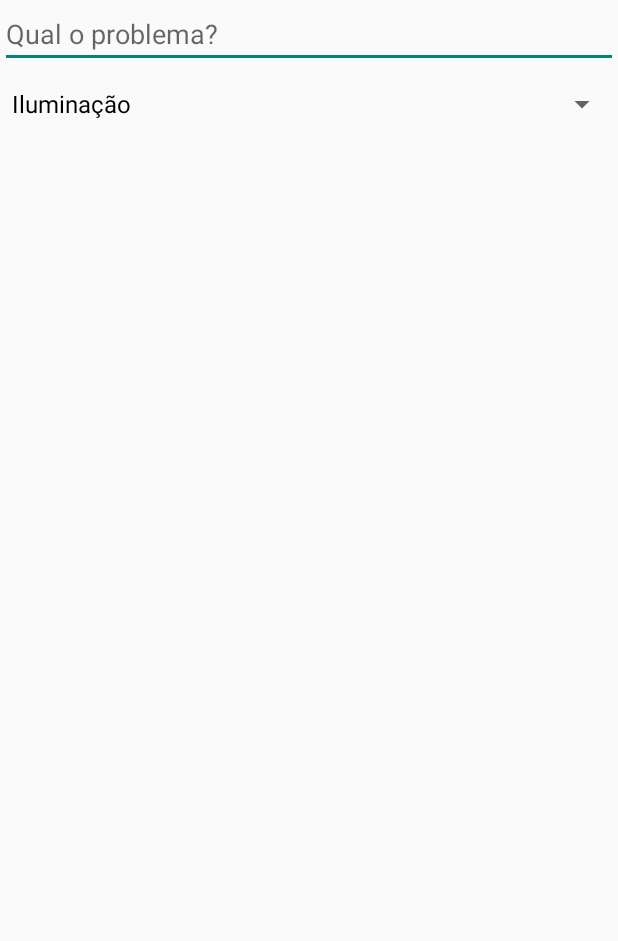
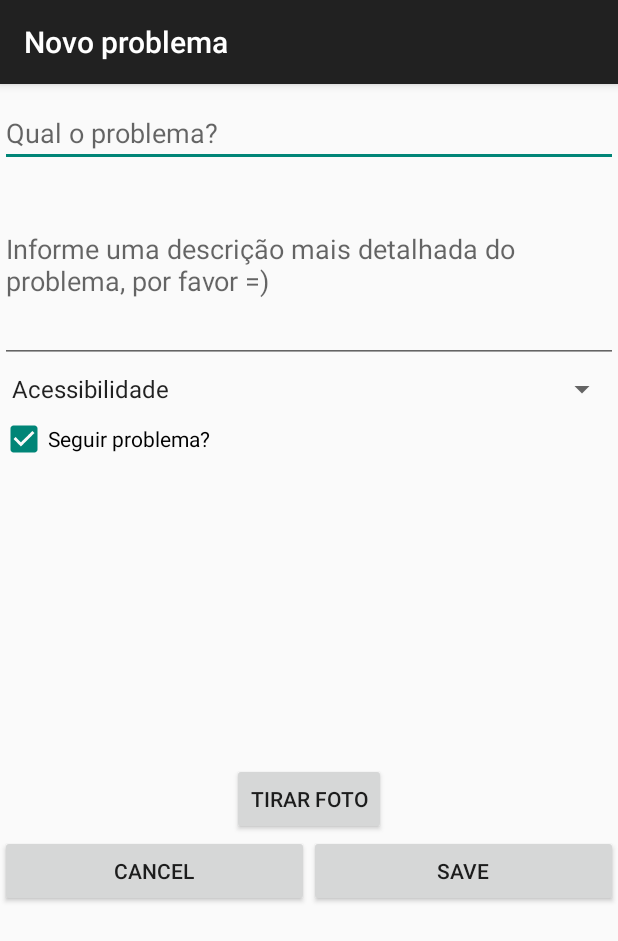
Before and after one commit to henriquedsg89/Crosig, an Android app: the NewProblem screen opened directly, with no data from a screen before it, on a phone screen of 412 x 824 dp. Shown: the top 941 px of the screen. Run offline under Robolectric (Android 15) with nearby library versions, the phone set to English and light mode, and no system bars.

Commit message:
Create new problem activity. Add desc, follow and photo.

```diff
--- a/app/src/main/java/com/gh/crosig/NavigationDrawerFragment.java
+++ b/app/src/main/java/com/gh/crosig/NavigationDrawerFragment.java
@@ -203,10 +203,10 @@ public class NavigationDrawerFragment extends Fragment {
             return true;
         }
 
-        if (item.getItemId() == R.id.action_example) {
+        /*if (item.getItemId() == R.id.action_example) {
             Toast.makeText(getActivity(), "Example action.", Toast.LENGTH_SHORT).show();
             return true;
-        }
+        }*/
 
         return super.onOptionsItemSelected(item);
     }
--- a/app/src/main/java/com/gh/crosig/NewProblem.java
+++ b/app/src/main/java/com/gh/crosig/NewProblem.java
@@ -1,30 +1,65 @@
 package com.gh.crosig;
 
-import android.app.Activity;
-import android.app.AlertDialog;
-import android.app.Dialog;
-import android.app.DialogFragment;
-import android.content.Context;
-import android.content.DialogInterface;
+import android.content.Intent;
+import android.graphics.Bitmap;
+import android.graphics.drawable.BitmapDrawable;
 import android.os.Bundle;
-import android.support.annotation.Nullable;
-import android.util.AttributeSet;
-import android.view.LayoutInflater;
+import android.provider.MediaStore;
+import android.support.v7.app.ActionBarActivity;
 import android.view.View;
-import android.widget.ArrayAdapter;
+import android.widget.CheckBox;
 import android.widget.EditText;
+import android.widget.ImageView;
 import android.widget.Spinner;
+import android.widget.Toast;
 
-public class NewProblem extends Activity {
+import com.gh.crosig.model.Problem;
+
+public class NewProblem extends ActionBarActivity {
+
+    private final int REQUEST_IMAGE_CAPTURE = 1;
+    private EditText problemName;
+    private EditText problemDesc;
+    private Spinner problemType;
+    private CheckBox problemFollow;
+    private ImageView mImageView;
+    private Bitmap imageBitmap;
 
     @Override
     protected void onCreate(Bundle savedInstanceState) {
         super.onCreate(savedInstanceState);
         setContentView(R.layout.new_problem);
-        Spinner spinner = (Spinner) findViewById(R.id.problem_type);
-        ArrayAdapter<CharSequence> adapter = ArrayAdapter.createFromResource(this,
-                R.array.problem_types, android.R.layout.simple_spinner_dropdown_item);
-        adapter.setDropDownViewResource(android.R.layout.simple_spinner_dropdown_item);
-        spinner.setAdapter(adapter);
+        mImageView = (ImageView) findViewById(R.id.problem_image);
+        problemName = (EditText) findViewById(R.id.problem_name);
+        problemDesc = (EditText) findViewById(R.id.problem_description);
+        problemType = (Spinner) findViewById(R.id.problem_type);
+        problemFollow = (CheckBox) findViewById(R.id.follow_problem);
+    }
+
+    public void takePicture(View view) {
+        Intent takePictureIntent = new Intent(MediaStore.ACTION_IMAGE_CAPTURE);
+        if (takePictureIntent.resolveActivity(getPackageManager()) != null) {
+            startActivityForResult(takePictureIntent, REQUEST_IMAGE_CAPTURE);
+        }
+    }
+
+    @Override
+    protected void onActivityResult(int requestCode, int resultCode, Intent data) {
+        if (requestCode == REQUEST_IMAGE_CAPTURE && resultCode == RESULT_OK) {
+            Bundle extras = data.getExtras();
+            imageBitmap = (Bitmap) extras.get("data");
+            mImageView.setImageBitmap(imageBitmap);
+        }
+    }
+
+    public void saveProblem(View view) {
+        Problem problem = new Problem(problemName.getText().toString(),
+                problemDesc.getText().toString(),
+                problemType.getSelectedItem().toString(),
+                imageBitmap,
+                getIntent().getDoubleExtra("long", 0d),
+                getIntent().getDoubleExtra("lat", 0d));
+        Toast.makeText(getApplicationContext(), String.format("Salvando...\n%s", problem.toString()),
+                Toast.LENGTH_LONG).show();
     }
 }
--- a/app/src/main/res/layout/fragment_main.xml
+++ b/app/src/main/res/layout/fragment_main.xml
@@ -1,4 +1,4 @@
-    <RelativeLayout xmlns:android="http://schemas.android.com/apk/res/android"
+<RelativeLayout xmlns:android="http://schemas.android.com/apk/res/android"
     xmlns:tools="http://schemas.android.com/tools" android:layout_width="match_parent"
     android:layout_height="match_parent" android:paddingLeft="@dimen/activity_horizontal_margin"
     android:paddingRight="@dimen/activity_horizontal_margin"
--- a/app/src/main/res/layout/new_problem.xml
+++ b/app/src/main/res/layout/new_problem.xml
@@ -1,22 +1,93 @@
-<LinearLayout xmlns:android="http://schemas.android.com/apk/res/android"
+<?xml version="1.0" encoding="utf-8"?>
+<ScrollView xmlns:android="http://schemas.android.com/apk/res/android"
     xmlns:tools="http://schemas.android.com/tools"
+    android:id="@+id/ScrollView01"
+    android:name="com.gh.crosig.NewProblem"
+    android:layout_width="fill_parent"
+    android:layout_height="fill_parent"
+    android:scrollbars="vertical"
+    tools:layout="@layout/new_problem">
+
+    <LinearLayout
         android:layout_width="match_parent"
         android:layout_height="fill_parent"
-    android:name="com.gh.crosig.NewProblem"
-    android:orientation="vertical"
-    tools:layout="@layout/new_problem"
-    >
+        android:orientation="vertical">
 
         <EditText
             android:id="@+id/problem_name"
             android:layout_width="fill_parent"
             android:layout_height="wrap_content"
-        android:hint="@string/problem_name" />
+            android:hint="@string/problem_name"
+            android:layout_marginTop="10dp" />
+
+        <EditText
+            android:id="@+id/problem_description"
+            android:layout_width="fill_parent"
+            android:layout_height="wrap_content"
+            android:hint="@string/problem_description"
+            android:inputType="textMultiLine"
+            android:lines="5" />
 
         <Spinner
             android:id="@+id/problem_type"
             android:layout_width="match_parent"
             android:layout_height="wrap_content"
-        android:spinnerMode="dropdown" />
+            android:entries="@array/problem_types"
+            android:prompt="@string/select_problem_type"
+            android:spinnerMode="dropdown"
+            android:layout_marginTop="5dp"
+            android:layout_marginBottom="5dp"/>
+
+        <CheckBox
+            android:id="@+id/follow_problem"
+            android:layout_width="fill_parent"
+            android:layout_height="wrap_content"
+            android:checked="true"
+            android:text="@string/follow_problem"/>
+
+        <LinearLayout
+            android:layout_width="fill_parent"
+            android:layout_height="match_parent"
+            android:layout_gravity="center"
+            android:gravity="center"
+            android:orientation="vertical">
+
+            <ImageView
+                android:id="@+id/problem_image"
+                android:layout_width="200dp"
+                android:layout_height="200dp"/>
+
+            <Button
+                android:layout_width="wrap_content"
+                android:layout_height="wrap_content"
+                android:onClick="takePicture"
+                android:text="@string/take_picture" />
+        </LinearLayout>
+
+        <LinearLayout
+            android:layout_width="fill_parent"
+            android:layout_height="match_parent"
+            android:layout_alignParentLeft="true"
+            android:layout_gravity="bottom"
+            android:baselineAligned="true"
+            android:gravity="bottom"
+            android:orientation="horizontal">
+
+            <Button
+                android:id="@+id/action_bar_button_cancel"
+                android:layout_width="fill_parent"
+                android:layout_height="match_parent"
+                android:layout_weight="1"
+                android:text="Cancel" />
+
+            <Button
+                android:id="@+id/action_bar_button_ok"
+                android:layout_width="fill_parent"
+                android:layout_height="match_parent"
+                android:layout_weight="1"
+                android:onClick="saveProblem"
+                android:text="Save" />
 
         </LinearLayout>
+    </LinearLayout>
+</ScrollView>
--- /dev/null
+++ b/app/src/main/res/layout/profile_picture.xml
@@ -0,0 +1,6 @@
+<?xml version="1.0" encoding="utf-8"?>
+<RelativeLayout xmlns:android="http://schemas.android.com/apk/res/android"
+
+    android:layout_width="match_parent" android:layout_height="match_parent">
+
+</RelativeLayout>
--- a/app/src/main/res/menu/menu_main.xml
+++ b/app/src/main/res/menu/menu_new_picture.xml
@@ -1,6 +1,6 @@
 <menu xmlns:android="http://schemas.android.com/apk/res/android"
     xmlns:app="http://schemas.android.com/apk/res-auto"
-    xmlns:tools="http://schemas.android.com/tools" tools:context=".MainActivity">
-    <item android:id="@+id/action_settings" android:title="@string/settings"
+    xmlns:tools="http://schemas.android.com/tools" tools:context="com.gh.crosig.NewPicture">
+    <item android:id="@+id/action_settings" android:title="@string/action_settings"
         android:orderInCategory="100" app:showAsAction="never" />
 </menu>
--- a/app/src/main/res/values/problem_types.xml
+++ b/app/src/main/res/values/problem_types.xml
@@ -1,9 +1,30 @@
 <?xml version="1.0" encoding="utf-8"?>
 <resources>
     <string-array name="problem_types">
+        <item>Acessibilidade</item>
+        <item>Água e esgoto</item>
+        <item>Alagamento</item>
+        <item>Árvore</item>
+        <item>Bem público</item>
+        <item>Buraco</item>
+        <item>Ciclovia</item>
+        <item>Comércio</item>
+        <item>Educação</item>
+        <item>Energia</item>
         <item>Iluminação</item>
-        <item>Asfalto</item>
-        <item>Calçada</item>
         <item>Lixo</item>
+        <item>Mato</item>
+        <item>Obra</item>
+        <item>Pedestre</item>
+        <item>Pichação</item>
+        <item>Poluição ar</item>
+        <item>Poluição sonora</item>
+        <item>Poluição visual</item>
+        <item>Queimada</item>
+        <item>Saúde</item>
+        <item>Segurança</item>
+        <item>Social</item>
+        <item>Transporte</item>
+        <item>Trânsito</item>
     </string-array>
 </resources>
--- a/app/src/main/res/values/strings.xml
+++ b/app/src/main/res/values/strings.xml
@@ -9,7 +9,7 @@
     <string name="login_facebook">Entrar com Facebook</string>
     <string name="hello_blank_fragment">Hello blank fragment</string>
     <string name="problem_name">Qual o problema?</string>
-    <string name="problem_description">Descrição do problema</string>
+    <string name="problem_description">Informe uma descrição mais detalhada do problema, por favor =)</string>
     <string name="title_activity_splash">SplashActivity</string>
     <string name="title_activity_main">MainActivity</string>
     <string name="action_example">ActionExample</string>
@@ -22,5 +22,9 @@
     <string name="new_problem">Novo problema</string>
     <string name="save">Salvar</string>
     <string name="cancel">Cancelar</string>
-
+    <string name="take_picture">Tirar foto</string>
+    <string name="title_activity_new_picture">NewPicture</string>
+    <string name="select_problem_type">Tipo de problema...</string>
+    <string name="hello_world">Hello world!</string>
+    <string name="follow_problem">Seguir problema?</string>
 </resources>
```
Also changed, not shown: app/src/main/AndroidManifest.xml (+11 -3 lines), app/src/main/java/com/gh/crosig/MainActivity.java (+22 -10 lines), app/src/main/java/com/gh/crosig/model/Problem.java (added, +61 -0 lines), app/src/main/res/layout/activity_main.xml (+12 -7 lines), app/src/main/res/menu/global.xml (+8 -1 lines), app/src/main/res/menu/main.xml (deleted, +0 -9 lines). Lines whose indentation alone changed are shown as unchanged.
